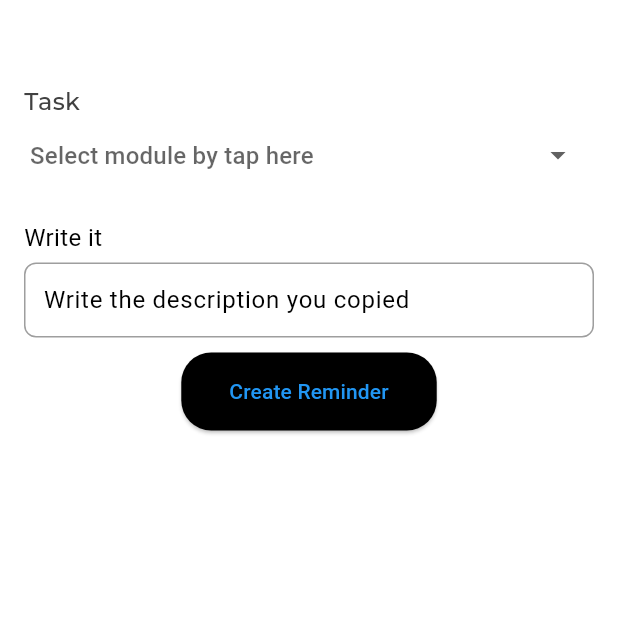
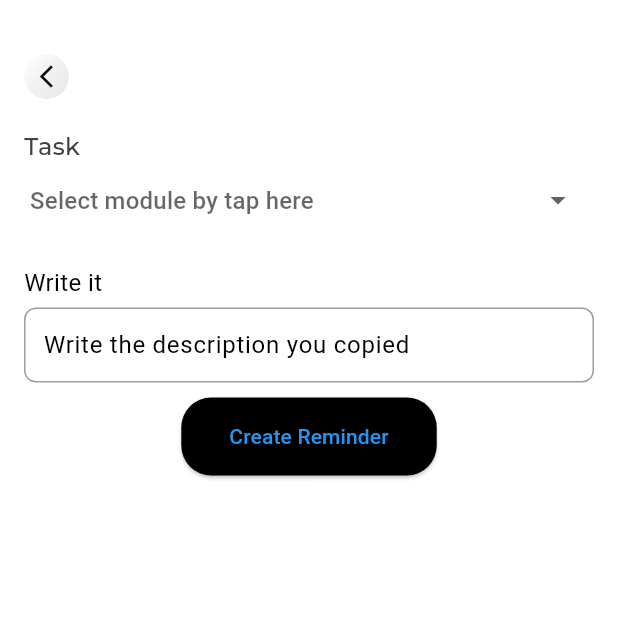
Before and after one commit to abhijithms1213/ReviewRush, a Flutter app: the TaskCreationScreen screen opened directly, on a phone screen of 412 x 824 dp, the top half of it. Run offline on Flutter 3.47's test engine with Material 3 defaults, Android fonts, the phone set to English and light mode, and no system bars; our stand-ins replace google_fonts; Roboto replaces fonts that are missing (Khula).

Commit message:
added icon

```diff
--- a/reviewrush/lib/features/home/presentation/screens/task_creation_ui.dart
+++ b/reviewrush/lib/features/home/presentation/screens/task_creation_ui.dart
@@ -1,3 +1,4 @@
+import 'dart:ui'; // Needed for BackdropFilter
 import 'package:flutter/material.dart';
 import 'package:google_fonts/google_fonts.dart';
 import 'package:reviewrush/core/constants/fonts.dart';
@@ -12,13 +13,51 @@ class TaskCreationScreen extends StatelessWidget {
     String? selectedModule;
 
     return Scaffold(
+      backgroundColor: const Color.fromARGB(253, 255, 255, 255),
       body: Padding(
         padding: const EdgeInsets.all(16.0),
         child: SingleChildScrollView(
           child: Column(
             crossAxisAlignment: CrossAxisAlignment.start,
             children: [
-              const SizedBox(height: 40),
+              khbox20,
+              Stack(
+                alignment: Alignment.center,
+                children: [
+                  // Apply blur effect
+                  ClipRRect(
+                    borderRadius: BorderRadius.circular(50),
+                    child: Container(
+                      width: 30,
+                      height: 30,
+                      decoration: BoxDecoration(
+                        gradient: LinearGradient(
+                          colors: [
+                            const Color.fromARGB(255, 255, 255, 255)
+                                .withOpacity(0.6),
+                            const Color.fromARGB(255, 205, 205, 205)
+                                .withOpacity(0.5),
+                          ],
+                          begin: Alignment.topLeft,
+                          end: Alignment.bottomRight,
+                        ),
+                        shape: BoxShape.circle,
+                      ),
+                    ),
+                  ),
+                  // CircleAvatar with the icon
+                  const CircleAvatar(
+                    radius: 14,
+                    backgroundColor: Colors.transparent,
+                    child: Icon(
+                      Icons.arrow_back_ios_new,
+                      size: 18,
+                      color: Colors.black,
+                    ),
+                  ),
+                ],
+              ),
+              khbox20,
               Text("Task", style: fontmontserratTextStyle(fontSize: 16)),
               DropdownButtonFormField<String>(
                 value: selectedModule,
@@ -54,16 +93,14 @@ class TaskCreationScreen extends StatelessWidget {
                   contentPadding: EdgeInsets.all(0),
                   hintText: "Select module by tap here",
                   hintStyle: TextStyle(color: Colors.black),
-                  border: InputBorder.none, // Removes the underline
+                  border: InputBorder.none,
                   filled: true,
-                  fillColor:
-                      Colors.white, // Ensures consistent background color
+                  fillColor: Colors.white,
                 ),
-                dropdownColor:
-                    Colors.white, // Background color of dropdown menu
+                dropdownColor: Colors.white,
               ),
               const SizedBox(height: 20),
-              const Text("Write it", style: TextStyle(fontSize: 16)),
+              Text("Write it", style: GoogleFonts.khula(fontSize: 16)),
               khbox5,
               Container(
                 padding: const EdgeInsets.symmetric(horizontal: 12),
```
